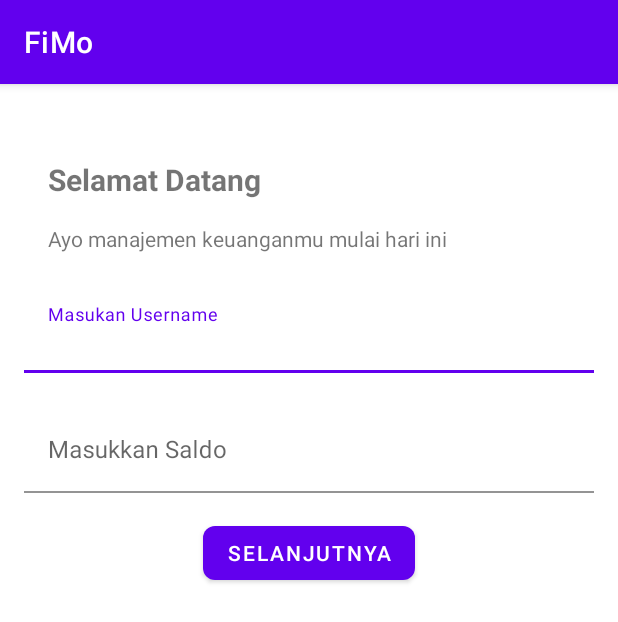
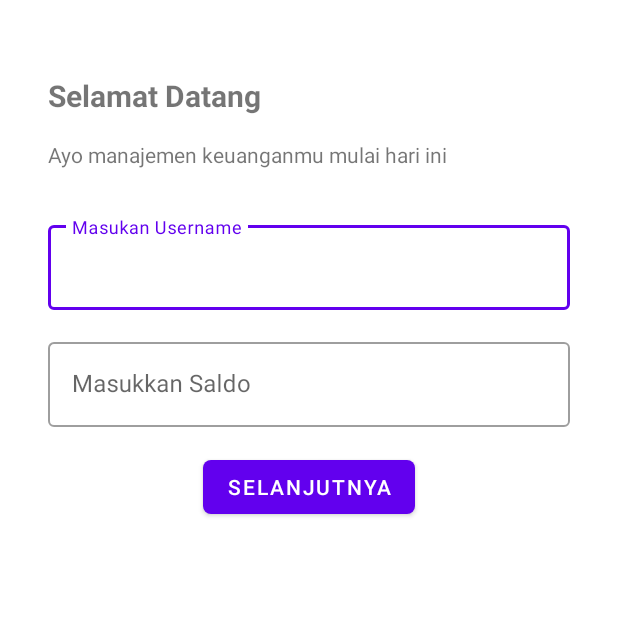
Before and after one commit to alfinabalqis/assesmen-1, an Android app: the LoginActivity screen opened directly, with no data from a screen before it, on a phone screen of 412 x 824 dp. Shown: the top 622 px of the screen. Run offline under Robolectric (Android 15) with nearby library versions, the phone set to English and light mode, and no system bars.

Commit message:
styling toolbar and textinput layout

```diff
--- a/app/src/main/AndroidManifest.xml
+++ b/app/src/main/AndroidManifest.xml
@@ -13,13 +13,16 @@
         tools:targetApi="31">
         <activity
             android:name=".LoginActivity"
-            android:exported="false" />
+            android:exported="false"
+            android:theme="@style/Theme.MaterialComponents.DayNight.NoActionBar"/>
         <activity
             android:name=".OnboardingActivity"
-            android:exported="false" />
+            android:exported="false"
+            android:theme="@style/Theme.MaterialComponents.DayNight.NoActionBar"/>
         <activity
             android:name=".SplashscreenActivity"
-            android:exported="true">
+            android:exported="true"
+            android:theme="@style/Theme.MaterialComponents.DayNight.NoActionBar">
             <intent-filter>
                 <action android:name="android.intent.action.MAIN" />
                 <category android:name="android.intent.category.LAUNCHER" />
--- a/app/src/main/res/layout/activity_login.xml
+++ b/app/src/main/res/layout/activity_login.xml
@@ -36,9 +36,10 @@
 
         <com.google.android.material.textfield.TextInputLayout
             android:id="@+id/textInputLayout"
+            style="@style/Widget.MaterialComponents.TextInputLayout.OutlinedBox"
             android:layout_width="match_parent"
             android:layout_height="wrap_content"
-            android:layout_marginTop="24dp"
+            android:layout_margin="32dp"
             android:labelFor="@+id/editUsername"
             android:text="@string/username_confirm"
             app:layout_constraintEnd_toEndOf="@+id/desc_welcome"
@@ -49,10 +50,6 @@
                 android:id="@+id/editUsername"
                 android:layout_width="match_parent"
                 android:layout_height="wrap_content"
-                android:layout_marginStart="16dp"
-                android:layout_marginEnd="16dp"
-                android:background="#00FFFFFF"
-                android:backgroundTint="#FFFFFF"
                 android:hint="@string/username_confirm"
                 android:inputType="textPersonName" />
 
@@ -60,9 +57,12 @@
 
         <com.google.android.material.textfield.TextInputLayout
             android:id="@+id/textInputLayout2"
+            style="@style/Widget.MaterialComponents.TextInputLayout.OutlinedBox"
             android:layout_width="match_parent"
             android:layout_height="wrap_content"
-            android:layout_marginTop="24dp"
+            android:layout_marginStart="32dp"
+            android:layout_marginTop="16dp"
+            android:layout_marginEnd="32dp"
             android:labelFor="@+id/editUsername"
             android:text="@string/username_confirm"
             app:layout_constraintEnd_toEndOf="@+id/desc_welcome"
@@ -73,10 +73,6 @@
                 android:id="@+id/editSaldo"
                 android:layout_width="match_parent"
                 android:layout_height="wrap_content"
-                android:layout_marginStart="16dp"
-                android:layout_marginEnd="16dp"
-                android:background="#00FFFFFF"
-                android:backgroundTint="#FFFFFF"
                 android:hint="@string/saldo"
                 android:inputType="number" />
 
@@ -86,14 +82,10 @@
             android:id="@+id/btnLogin"
             android:layout_width="wrap_content"
             android:layout_height="wrap_content"
-            android:layout_marginStart="16dp"
-            android:layout_marginTop="16dp"
-            android:layout_marginEnd="16dp"
-            android:layout_marginBottom="50dp"
-            android:layout_weight="1"
+            android:layout_margin="16dp"
             android:text="@string/next"
             android:textColor="@color/white"
-            app:cornerRadius="8dp"
+            app:cornerRadius="5dp"
             app:layout_constraintBottom_toBottomOf="parent"
             app:layout_constraintEnd_toEndOf="parent"
             app:layout_constraintStart_toStartOf="parent"
```
